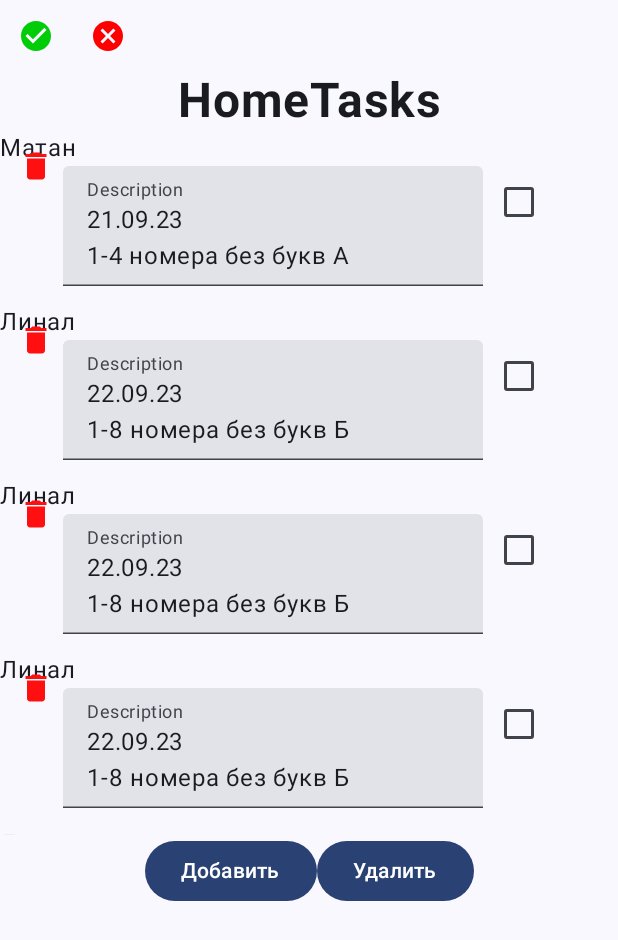
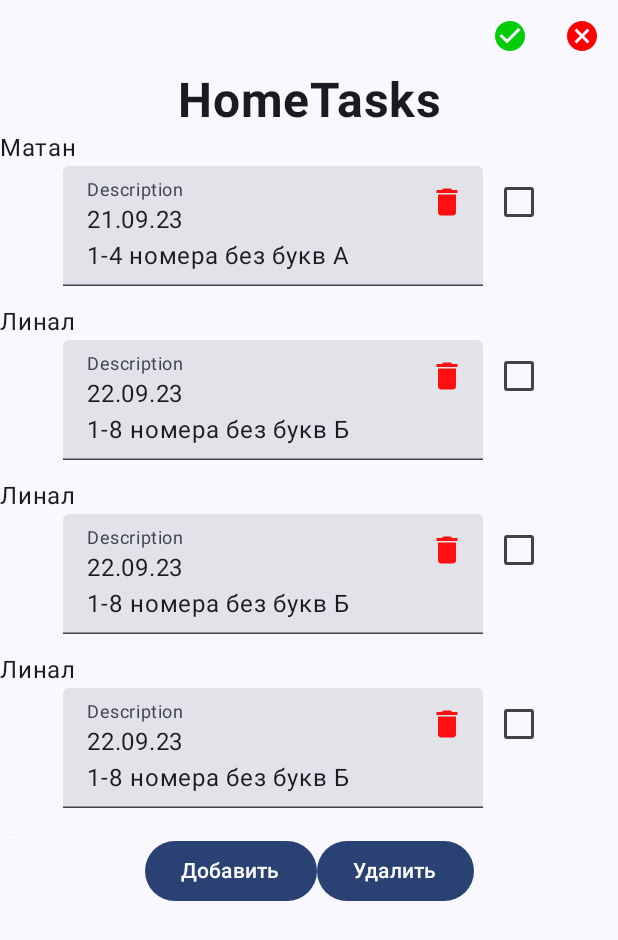
Before and after one commit to zhilovhub/HomeTaskHelper, an Android app built with Jetpack Compose: the screen it shows after launch (MainActivity), on a phone screen of 412 x 824 dp. Shown: the top 940 px of the screen. Run offline under Robolectric (Android 15) with nearby library versions, the phone set to English and light mode, and no system bars; our stand-ins replace Dagger/Hilt's generated code, Room's generated code.

Commit message:
icons in box

```diff
--- a/app/src/main/java/com/example/hometaskhelper/ui/screens/MainScreen.kt
+++ b/app/src/main/java/com/example/hometaskhelper/ui/screens/MainScreen.kt
@@ -2,6 +2,7 @@ package com.example.hometaskhelper.ui.screens
 
 import androidx.compose.foundation.Image
 import androidx.compose.foundation.layout.Arrangement
+import androidx.compose.foundation.layout.Box
 import androidx.compose.foundation.layout.Column
 import androidx.compose.foundation.layout.Row
 import androidx.compose.foundation.layout.fillMaxSize
@@ -39,6 +40,9 @@ fun HomeScreen(modifier: Modifier = Modifier) {
         modifier = modifier.fillMaxSize(),
         color = MaterialTheme.colorScheme.background
     ) {
+        Box(
+            modifier = Modifier.fillMaxSize()
+        ) {
             Column(
                 modifier = Modifier
                     .padding(top = 48.dp),
@@ -54,7 +58,10 @@ fun HomeScreen(modifier: Modifier = Modifier) {
                 Tasks()
                 RedactTasks()
             }
-        AcceptCancel()
+            AcceptCancel(
+                modifier = Modifier.align(Alignment.TopEnd)
+            )
+        }
     }
 }
 
@@ -143,24 +150,28 @@ fun Task(modifier: Modifier = Modifier, task: Task = Task("Линал", "22.09.2
                 modifier = Modifier.fillMaxWidth(),
                 horizontalArrangement = Arrangement.Center
             ) {
+                Box {
                     TextField(
                         value = task.description,
                         onValueChange = { },
                         label = { Text("Description") }
                     )
-                Checkbox(
-                    checked = false,
-                    onCheckedChange = {  }
-                )
-            }
-        }
                     IconButton(
+                        modifier = Modifier.align(Alignment.TopEnd),
                         onClick = {  }
                     ) {
                         Image(
                             painter = painterResource(R.drawable.baseline_delete_24),
                             contentDescription = null
                         )
+                    }
+                }
+
+                Checkbox(
+                    checked = false,
+                    onCheckedChange = {  }
+                )
+            }
         }
     }
 }
```
Lines whose indentation alone changed are shown as unchanged.
